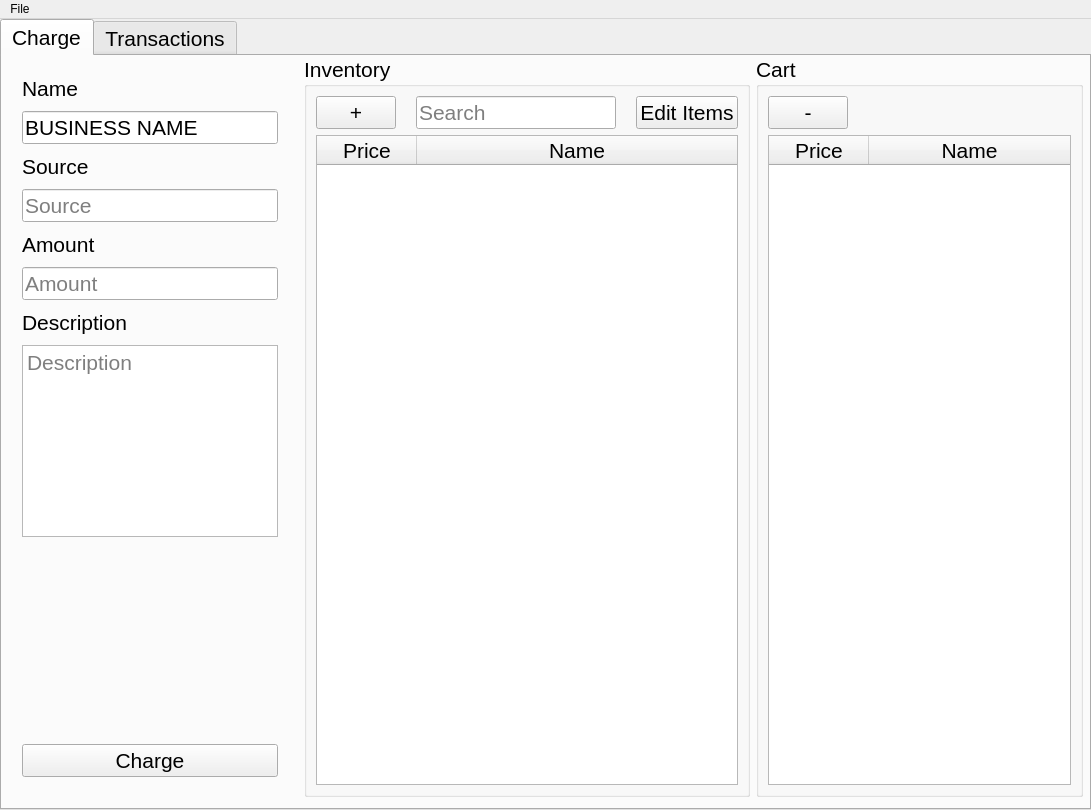
Qt form src/windows/ui/ProjectMainWindow.ui (1icolo/AUPay) before a commit.
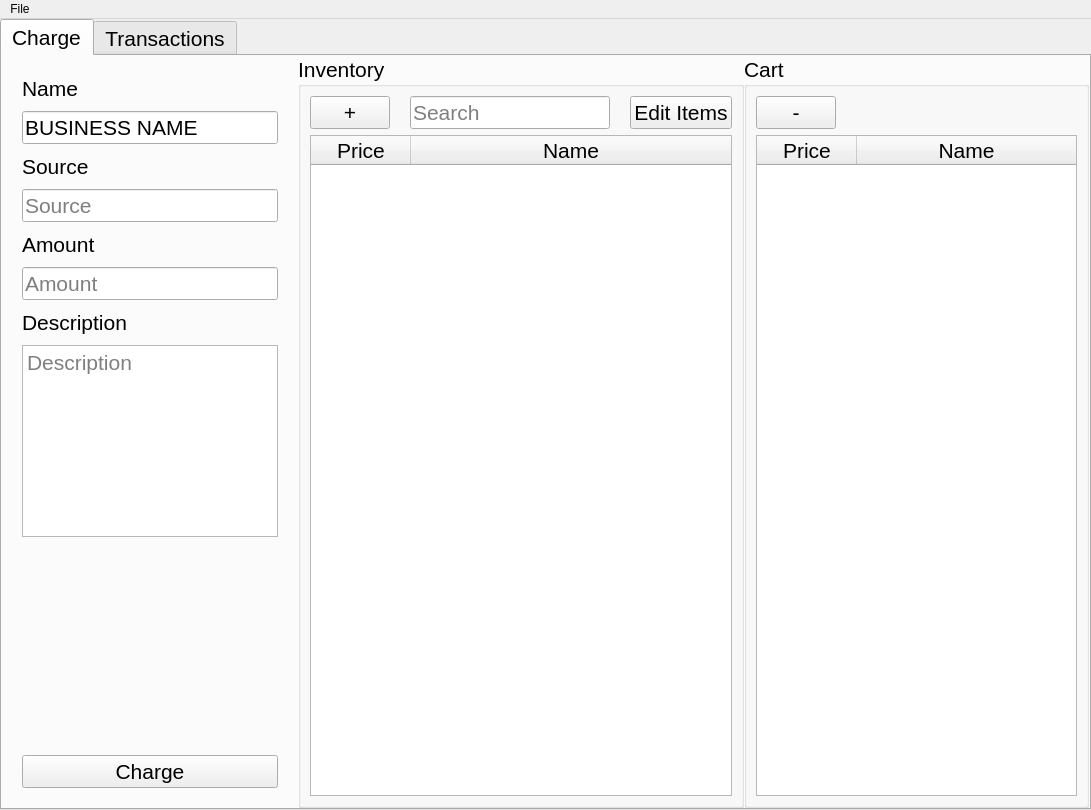
The same form after that commit. The open tabs and pages were chosen to show the change. Icons and pictures are not drawn.

```diff
--- a/src/windows/ui/ProjectMainWindow.ui
+++ b/src/windows/ui/ProjectMainWindow.ui
@@ -655,15 +655,23 @@
            <attribute name="title">
             <string>Charge</string>
            </attribute>
-           <widget class="QWidget" name="">
-            <property name="geometry">
-             <rect>
-              <x>0</x>
-              <y>0</y>
-              <width>1081</width>
-              <height>741</height>
-             </rect>
+           <layout class="QGridLayout" name="gridLayout_4">
+            <property name="leftMargin">
+             <number>0</number>
             </property>
+            <property name="topMargin">
+             <number>0</number>
+            </property>
+            <property name="rightMargin">
+             <number>0</number>
+            </property>
+            <property name="bottomMargin">
+             <number>0</number>
+            </property>
+            <property name="spacing">
+             <number>0</number>
+            </property>
+            <item row="0" column="0">
             <layout class="QHBoxLayout" name="horizontalLayout_6">
              <item>
               <layout class="QVBoxLayout" name="verticalLayout_3">
@@ -1158,7 +1166,8 @@
               </layout>
              </item>
             </layout>
-           </widget>
+            </item>
+           </layout>
           </widget>
           <widget class="QWidget" name="tabTransactions_business">
            <attribute name="title">
```
Left out of the diff: 17 changed lines with no effect on the pictures. Lines whose indentation alone changed are shown as unchanged.
